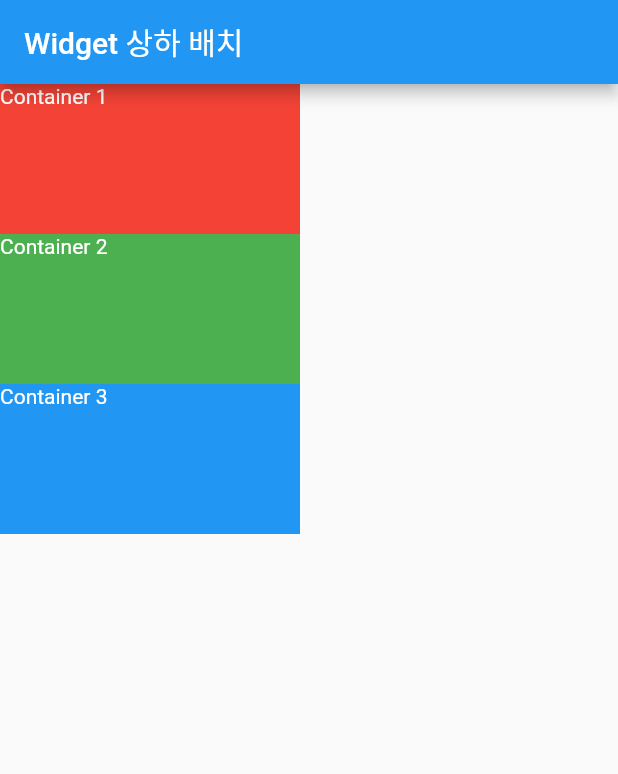
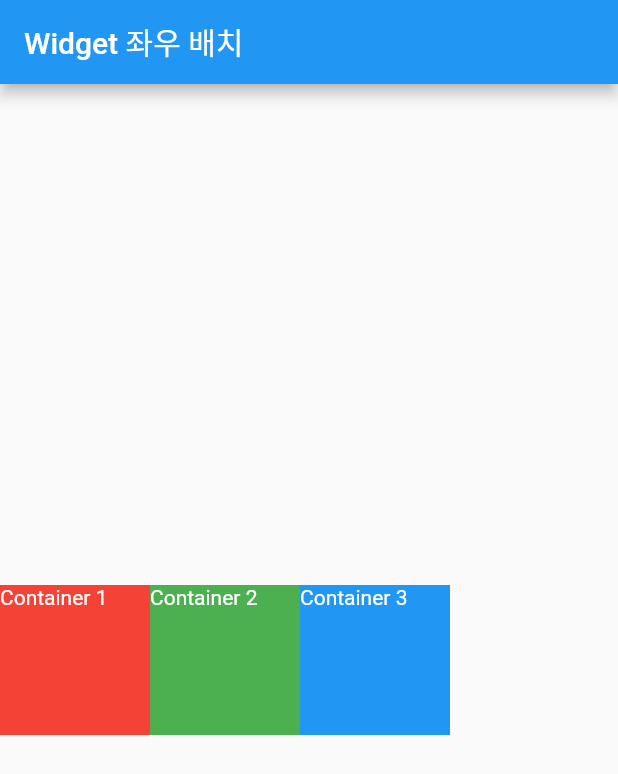
Before and after one commit to JangWoojun/flutter_layout, a Flutter app: the screen it shows after launch, on a phone screen of 412 x 824 dp. Shown: the top 774 px of the screen. Run offline on Flutter 3.47's test engine with Material 2 defaults, Android fonts, the phone set to English and light mode, and no system bars.

Commit message:
Widget 좌우 배치

```diff
--- a/lib/main.dart
+++ b/lib/main.dart
@@ -3,7 +3,7 @@ import 'package:flutter/material.dart';
 void main() {
   runApp(MaterialApp(
     home: Scaffold(
-      appBar: AppBar(title: Text("Widget 상하 배치"),),
+      appBar: AppBar(title: Text("Widget 좌우 배치"),),
       body: const Body(),
     ),
   ));
@@ -14,12 +14,16 @@ class Body extends StatelessWidget {
 
   @override
   Widget build(BuildContext context) {
-    return Column(
-      mainAxisAlignment: MainAxisAlignment.center,
-      mainAxisSize: MainAxisSize.min,
+    return Container(
+      width: double.infinity,
+      height: double.infinity,
+      child: Row(
+        mainAxisAlignment: MainAxisAlignment.start,
+        crossAxisAlignment: CrossAxisAlignment.center,
+        mainAxisSize: MainAxisSize.max,
         children: [
           Container(
-          width: 200,
+            width: 100,
             height: 100,
             color: Colors.red,
             child: Text(
@@ -28,7 +32,7 @@ class Body extends StatelessWidget {
             ),
           ),
           Container(
-          width: 200,
+            width: 100,
             height: 100,
             color: Colors.green,
             child: Text(
@@ -37,7 +41,7 @@ class Body extends StatelessWidget {
             ),
           ),
           Container(
-          width: 200,
+            width: 100,
             height: 100,
             color: Colors.blue,
             child: Text(
@@ -46,6 +50,7 @@ class Body extends StatelessWidget {
             ),
           )
         ],
+      ),
     );
   }
 }
```
Lines whose indentation alone changed are shown as unchanged.
